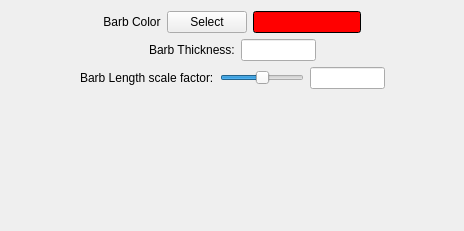
Above: apps/vaporgui/guis/ui/barbAppearance.ui from yyr/vapor before the change. Below: the same form after it.
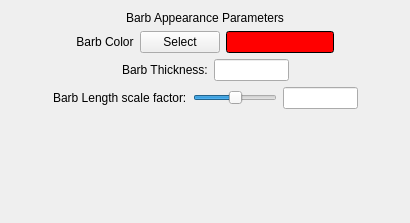
That is the form after the change.

Commit message: Moved basic barb parameters to a vertical tab

Patch:
```diff
--- a/apps/vaporgui/guis/ui/barbAppearance.ui
+++ b/apps/vaporgui/guis/ui/barbAppearance.ui
@@ -6,8 +6,8 @@
    <rect>
     <x>0</x>
     <y>0</y>
-    <width>464</width>
-    <height>231</height>
+    <width>410</width>
+    <height>223</height>
    </rect>
   </property>
   <property name="windowTitle">
@@ -16,6 +16,16 @@
   <layout class="QHBoxLayout" name="horizontalLayout">
    <item>
     <layout class="QVBoxLayout" name="verticalLayout">
+     <item>
+      <widget class="QLabel" name="label">
+       <property name="text">
+        <string>Barb Appearance Parameters</string>
+       </property>
+       <property name="alignment">
+        <set>Qt::AlignCenter</set>
+       </property>
+      </widget>
+     </item>
      <item>
       <layout class="QHBoxLayout" name="horizontalLayout_6">
        <item>
```
The commit also changes 9 other files.
